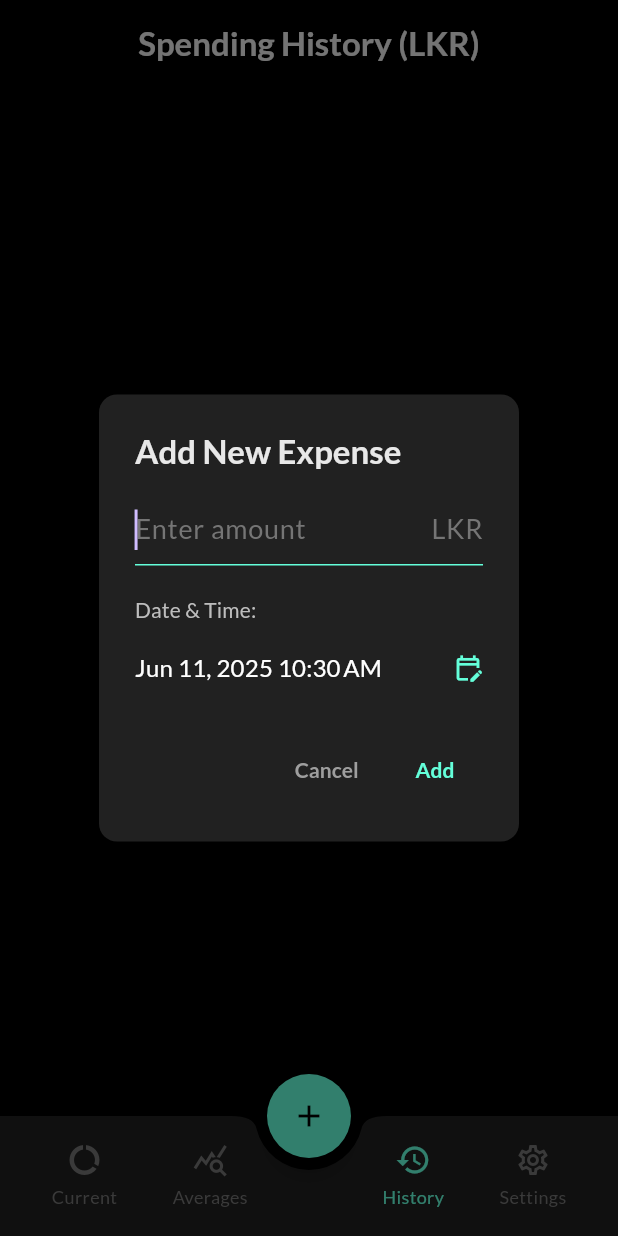
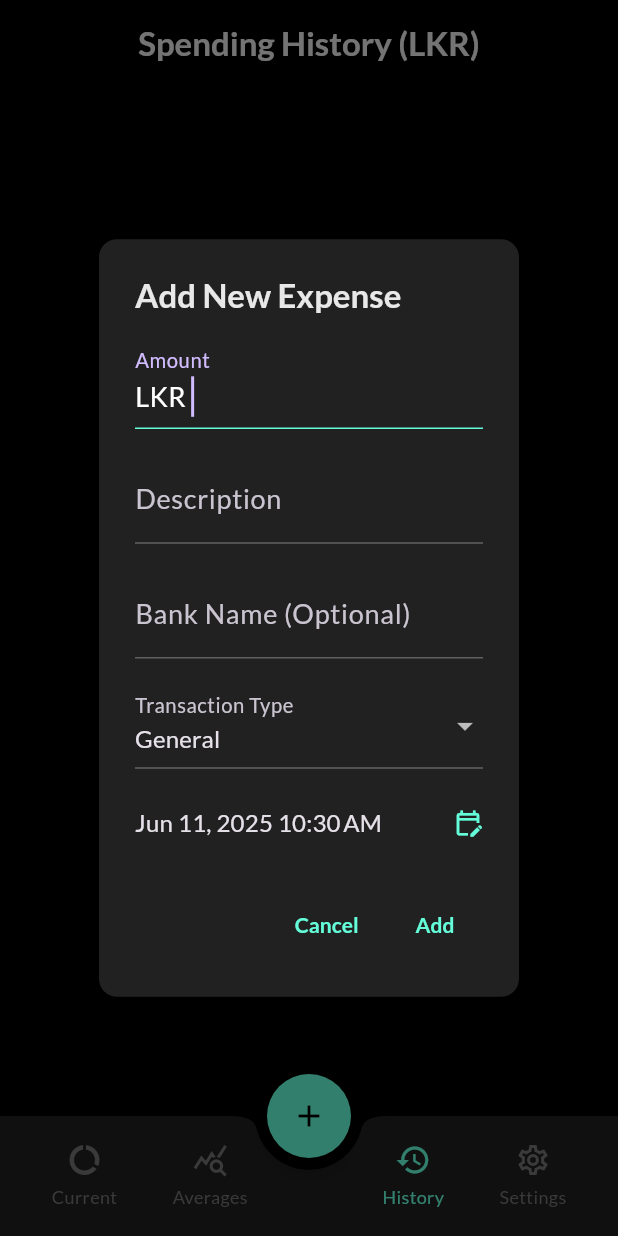
Before and after one commit to android-imdad/common-cents, a Flutter app: the screen it shows after launch, item 3 of the bottom bar chosen, after a tap on the "add" icon, on a phone screen of 412 x 824 dp. Run offline on Flutter 3.47's test engine with Material 3 defaults, Android fonts, the light colour scheme and no system bars; our stand-ins replace csv, google_fonts, hive, hive_flutter, permission_handler, share_plus and 1 more; missing offline and left inert: animated_digit, another_telephony; accounts and stored records are empty.

```diff
--- a/lib/app.dart
+++ b/lib/app.dart
@@ -22,7 +22,7 @@ class BudgetApp extends StatelessWidget {
     );
 
     return MaterialApp(
-      title: 'Budget Tracker',
+      title: 'Rupiyal',
       theme: ThemeData(
         brightness: Brightness.dark,
         primarySwatch: Colors.teal,
--- a/lib/main_screen.dart
+++ b/lib/main_screen.dart
@@ -46,68 +46,35 @@ class _MainScreenState extends State<MainScreen> {
 
   // --- ADD EXPENSE DIALOG ---
   void _showAddExpenseDialog() {
-    final GlobalKey<AddExpenseDialogContentState> dialogContentKey = GlobalKey();
-
     showGeneralDialog(
       context: context,
-      barrierDismissible: true,
-      barrierLabel: MaterialLocalizations.of(context).modalBarrierDismissLabel,
       transitionDuration: const Duration(milliseconds: 400),
       pageBuilder: (context, animation, secondaryAnimation) {
+        final GlobalKey<AddExpenseDialogContentState> dialogKey = GlobalKey();
         return AlertDialog(
+          scrollable: true,
           title: const Text('Add New Expense'),
           content: AddExpenseDialogContent(
-            key: dialogContentKey,
-            onAdd: (amount, dateTime) {
-              final newExpense = Expense(amount: amount, timestamp: dateTime);
-              _expenseService.addExpense(newExpense).then((_) {
-                Navigator.of(context).pop();
-                ScaffoldMessenger.of(context).showSnackBar(
-                  SnackBar(
-                    content: Text('Expense of ${amount.toStringAsFixed(2)} ${SettingsService.currentCurrencySymbol.value} added for ${DateFormat.yMd().format(dateTime)}.'),
-                    backgroundColor: Colors.green[700],
-                    duration: const Duration(seconds: 2),
-                  ),
-                );
-              }).catchError((error) {
-                ScaffoldMessenger.of(context).showSnackBar(
-                  SnackBar(
-                    content: Text('Error adding expense: $error'),
-                    backgroundColor: Colors.red[700],
-                    duration: const Duration(seconds: 3),
-                  ),
-                );
-              });
-            }, currencySymbol: SettingsService.currentCurrencySymbol.value,
+            key: dialogKey,
+            currencySymbol: SettingsService.currentCurrencySymbol.value,
+            onAdd: (amount, dateTime, type, description, bankName) {
+              _expenseService.addExpense(Expense(
+                amount: amount,
+                timestamp: dateTime,
+                transactionType: type,
+                description: description,
+                bankName: bankName,
+              ));
+              Navigator.of(context).pop();
+            },
           ),
-          actions: <Widget>[
-            TextButton(
-              style: TextButton.styleFrom(foregroundColor: Colors.grey),
-              child: const Text('Cancel'),
-              onPressed: () {
-                Navigator.of(context).pop();
-              },
-            ),
-            TextButton(
-              child: const Text('Add'),
-              onPressed: () {
-                dialogContentKey.currentState?.tryAddExpense();
-              },
-            ),
+          actions: [
+            TextButton(child: const Text('Cancel'), onPressed: () => Navigator.of(context).pop()),
+            TextButton(child: const Text('Add'), onPressed: () => dialogKey.currentState?.tryAddExpense()),
           ],
         );
       },
-      transitionBuilder: (context, animation, secondaryAnimation, child) {
-        // Use a scale transition for a "zoom" effect
-        return ScaleTransition(
-          scale: CurvedAnimation(
-            parent: animation,
-            curve: Curves.easeOutBack, // A nice "bouncy" curve
-            reverseCurve: Curves.easeOutBack,
-          ),
-          child: child,
-        );
-      },
+      transitionBuilder: (context, anim, _, child) => ScaleTransition(scale: CurvedAnimation(parent: anim, curve: Curves.easeOutBack), child: child),
     );
   }
 
--- a/lib/widgets/add_expense_dialog_content.dart
+++ b/lib/widgets/add_expense_dialog_content.dart
@@ -2,172 +2,132 @@ import 'package:flutter/cupertino.dart';
 import 'package:flutter/material.dart';
 import 'package:intl/intl.dart';
 
+import '../expense.dart';
+
 class AddExpenseDialogContent extends StatefulWidget {
-  final Function(double amount, DateTime dateTime) onAdd; // Callback
+  final Function(double, DateTime, TransactionType, String?, String?) onAdd;
   final String currencySymbol;
   const AddExpenseDialogContent({super.key, required this.onAdd, required this.currencySymbol});
-
   @override
   State<AddExpenseDialogContent> createState() => AddExpenseDialogContentState();
 }
-
 class AddExpenseDialogContentState extends State<AddExpenseDialogContent> {
   final _formKey = GlobalKey<FormState>();
   final _amountController = TextEditingController();
-  late DateTime _selectedDateTime; // State variable for selected date/time
+  final _bankNameController = TextEditingController();
+  final _descriptionController = TextEditingController();
+  late DateTime _selectedDateTime;
+  TransactionType _selectedType = TransactionType.general;
 
   @override
-  void initState() {
-    super.initState();
-    _selectedDateTime = DateTime.now(); // Initialize with current date/time
-  }
-
+  void initState() { super.initState(); _selectedDateTime = DateTime.now(); }
   @override
   void dispose() {
     _amountController.dispose();
+    _bankNameController.dispose();
+    _descriptionController.dispose();
     super.dispose();
   }
 
-  // Function to show Date Picker
+  void tryAddExpense() {
+    if (_formKey.currentState!.validate()) {
+      final String? bankName = _bankNameController.text.isNotEmpty ? _bankNameController.text : null;
+      final String? description = _descriptionController.text.isNotEmpty ? _descriptionController.text : null;
+      widget.onAdd(
+        double.parse(_amountController.text),
+        _selectedDateTime,
+        _selectedType,
+        description,
+        bankName,
+      );
+    }
+  }
+
   Future<void> _pickDate(BuildContext context) async {
     final DateTime? pickedDate = await showDatePicker(
       context: context,
       initialDate: _selectedDateTime,
-      firstDate: DateTime(2000), // Allow picking dates far back
-      lastDate: DateTime.now().add(const Duration(days: 365)), // Allow up to 1 year in future
-      builder: (context, child) { // Optional: Theme the picker
-        return Theme(
-          data: Theme.of(context).copyWith(
-            colorScheme: Theme.of(context).colorScheme.copyWith(
-              primary: Colors.tealAccent, // Header background
-              onPrimary: Colors.black, // Header text
-              onSurface: Colors.white70, // Body text
-            ),
-            dialogBackgroundColor: Colors.grey[850],
-            textButtonTheme: TextButtonThemeData(
-              style: TextButton.styleFrom(
-                foregroundColor: Colors.tealAccent, // Button text
-              ),
-            ),
-          ),
-          child: child!,
-        );
-      },
+      firstDate: DateTime(2000),
+      lastDate: DateTime.now().add(const Duration(days: 365)),
     );
     if (pickedDate != null) {
-      // Keep the time part from the original _selectedDateTime
       setState(() {
         _selectedDateTime = DateTime(
-          pickedDate.year,
-          pickedDate.month,
-          pickedDate.day,
-          _selectedDateTime.hour,
-          _selectedDateTime.minute,
+          pickedDate.year, pickedDate.month, pickedDate.day,
+          _selectedDateTime.hour, _selectedDateTime.minute,
         );
       });
     }
   }
 
-  // Function to show Time Picker
   Future<void> _pickTime(BuildContext context) async {
     final TimeOfDay? pickedTime = await showTimePicker(
       context: context,
       initialTime: TimeOfDay.fromDateTime(_selectedDateTime),
-      builder: (context, child) { // Optional: Theme the picker
-        return Theme(
-          data: Theme.of(context).copyWith(
-            colorScheme: Theme.of(context).colorScheme.copyWith(
-              primary: Colors.tealAccent, // Header background / Dial Hand
-              onPrimary: Colors.black, // Header text
-              onSurface: Colors.white, // Clock Dial text
-              surface: Colors.grey[850], // Background of Dial
-            ),
-            dialogBackgroundColor: Colors.grey[850],
-            timePickerTheme: TimePickerThemeData(
-              dialHandColor: Colors.tealAccent,
-              hourMinuteTextColor: MaterialStateColor.resolveWith((states) => states.contains(MaterialState.selected) ? Colors.black : Colors.white),
-              hourMinuteColor: MaterialStateColor.resolveWith((states) => states.contains(MaterialState.selected) ? Colors.tealAccent : Colors.grey[800]!),
-              dayPeriodTextColor: MaterialStateColor.resolveWith((states) => states.contains(MaterialState.selected) ? Colors.black : Colors.white),
-              dayPeriodColor: MaterialStateColor.resolveWith((states) => states.contains(MaterialState.selected) ? Colors.tealAccent : Colors.grey[800]!),
-              helpTextStyle: const TextStyle(color: Colors.white70), // "Select time" text
-            ),
-            textButtonTheme: TextButtonThemeData(
-              style: TextButton.styleFrom(
-                foregroundColor: Colors.tealAccent, // Button text
-              ),
-            ),
-          ),
-          child: child!,
-        );
-      },
     );
     if (pickedTime != null) {
       setState(() {
         _selectedDateTime = DateTime(
-          _selectedDateTime.year,
-          _selectedDateTime.month,
-          _selectedDateTime.day,
-          pickedTime.hour,
-          pickedTime.minute,
+          _selectedDateTime.year, _selectedDateTime.month, _selectedDateTime.day,
+          pickedTime.hour, pickedTime.minute,
         );
       });
     }
   }
 
-  // Function to handle adding the expense
-  void tryAddExpense() {
-    if (_formKey.currentState!.validate()) {
-      final double amount = double.parse(_amountController.text);
-      widget.onAdd(amount, _selectedDateTime); // Use the callback
-    }
-  }
-
   @override
   Widget build(BuildContext context) {
-    final dateFormat = DateFormat.yMMMd().add_jm(); // Format for displaying date/time
+    String toBeginningOfSentenceCase(String input) {
+      if (input.isEmpty) return '';
+      return input[0].toUpperCase() + input.substring(1);
+    }
 
     return Form(
         key: _formKey,
         child: Column(
-        mainAxisSize: MainAxisSize.min, // Prevent column from expanding infinitely
-        crossAxisAlignment: CrossAxisAlignment.start,
+          mainAxisSize: MainAxisSize.min,
           children: [
-          // Amount Input
             TextFormField(
               controller: _amountController,
-            keyboardType: const TextInputType.numberWithOptions(decimal: true),
-            style: const TextStyle(color: Colors.white, fontSize: 18),
-            decoration: InputDecoration(
-              hintText: 'Enter amount',
-              suffixText: widget.currencySymbol, // Use dynamic currency
-            ),
+              decoration: InputDecoration(prefixText: '${widget.currencySymbol} ', labelText: "Amount"),
+              keyboardType: TextInputType.numberWithOptions(decimal: true),
               autofocus: true,
               validator: (value) {
-              if (value == null || value.isEmpty) {
-                return 'Please enter an amount';
-              }
-              final double? amount = double.tryParse(value);
-              if (amount == null) {
-                return 'Please enter a valid number';
-              }
-              if (amount <= 0) {
-                return 'Amount must be positive';
-              }
+                if (value == null || value.isEmpty) return 'Please enter an amount';
+                if (double.tryParse(value) == null) return 'Please enter a valid number';
                 return null;
               },
             ),
-          const SizedBox(height: 20),
-
-          // Date Time Picker Row
-          Text(
-            'Date & Time:',
-            style: Theme.of(context).textTheme.titleSmall?.copyWith(color: Colors.grey[400]),
+            const SizedBox(height: 16),
+            TextFormField(
+              controller: _descriptionController,
+              decoration: const InputDecoration(labelText: 'Description'),
             ),
-          const SizedBox(height: 8),
+            const SizedBox(height: 16),
+            TextFormField(
+              controller: _bankNameController,
+              decoration: const InputDecoration(labelText: 'Bank Name (Optional)'),
+            ),
+            const SizedBox(height: 16),
+            DropdownButtonFormField<TransactionType>(
+              value: _selectedType,
+              decoration: const InputDecoration(labelText: 'Transaction Type'),
+              items: TransactionType.values.map((type) {
+                return DropdownMenuItem(
+                  value: type,
+                  child: Text(toBeginningOfSentenceCase(type.toString().split('.').last)),
+                );
+              }).toList(),
+              onChanged: (TransactionType? newValue) {
+                if (newValue != null) {
+                  setState(() { _selectedType = newValue; });
+                }
+              },
+            ),
+            const SizedBox(height: 16),
             InkWell(
               onTap: () async {
                 await _pickDate(context);
-              // Check if mounted before calling async gap for time picker
                 if (!mounted) return;
                 await _pickTime(context);
               },
@@ -178,8 +138,8 @@ class AddExpenseDialogContentState extends State<AddExpenseDialogContent> {
                   mainAxisAlignment: MainAxisAlignment.spaceBetween,
                   children: [
                     Text(
-                    dateFormat.format(_selectedDateTime),
-                    style: Theme.of(context).textTheme.titleMedium?.copyWith(color: Colors.white),
+                      DateFormat.yMMMd().add_jm().format(_selectedDateTime),
+                      style: Theme.of(context).textTheme.titleMedium,
                     ),
                     const Icon(Icons.edit_calendar_outlined, color: Colors.tealAccent, size: 20),
                   ],
@@ -187,7 +147,7 @@ class AddExpenseDialogContentState extends State<AddExpenseDialogContent> {
               ),
             ),
           ],
-      ),
+        )
     );
   }
 }
```
Also changed, not shown: pubspec.yaml (+5 -4 lines), 25 other files. Lines whose indentation alone changed are shown as unchanged.
